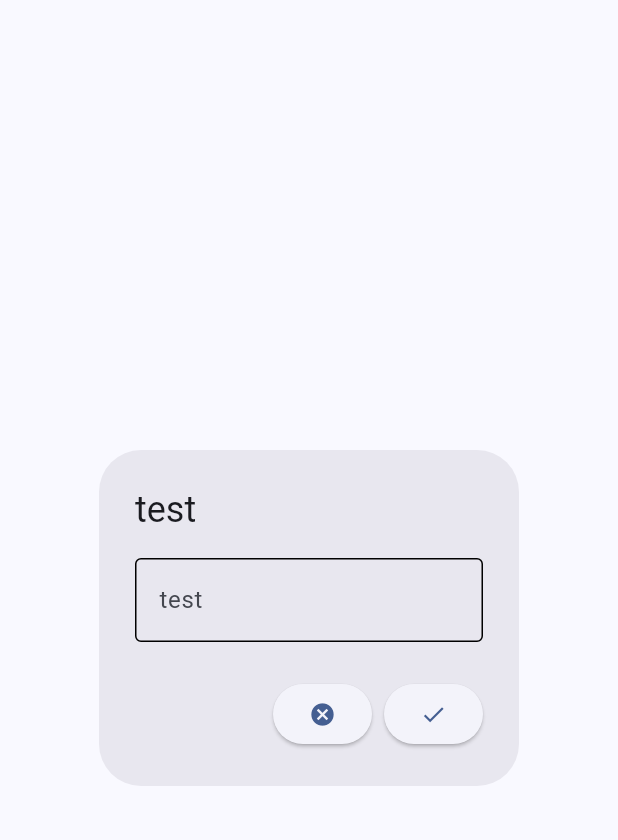
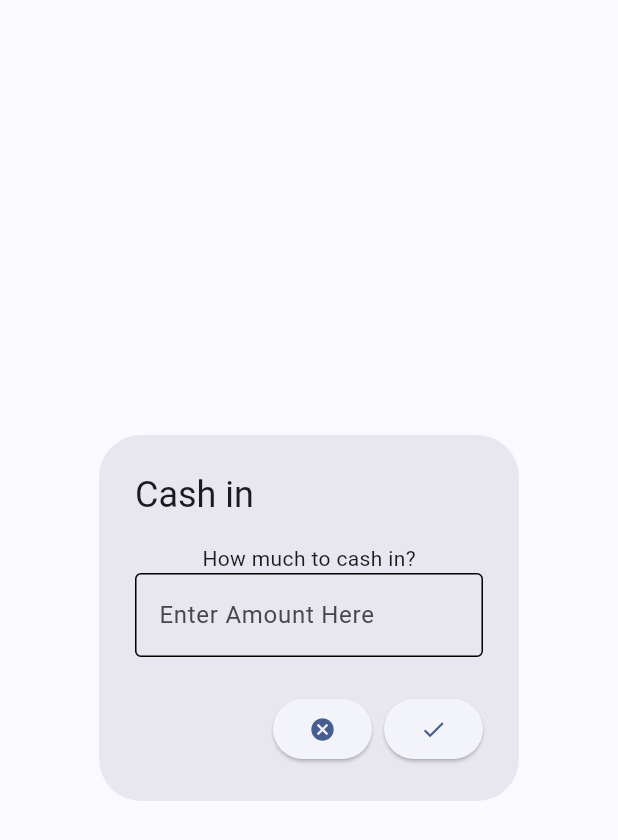
Before and after one commit to Wise-394/money_management, a Flutter app: the InputDialog widget shown alone on an empty page, opened directly, on a phone screen of 412 x 824 dp. Shown: the top 840 px of the screen. Run offline on Flutter 3.47's test engine with Material 2 defaults, Android fonts, the phone set to English and light mode, and no system bars.

```diff
--- a/lib/components/input_dialog.dart
+++ b/lib/components/input_dialog.dart
@@ -1,12 +1,15 @@
 import 'package:flutter/material.dart';
+import 'package:money_management/states/state.dart';
 
 class InputDialog extends StatefulWidget {
   final String dialogTitle;
   final String dialogHintText;
+  final String dialogTextBody;
   const InputDialog({
     super.key,
     required this.dialogTitle,
     required this.dialogHintText,
+    required this.dialogTextBody,
   });
 
   @override
@@ -21,6 +24,7 @@ class _InputDialog extends State<InputDialog> {
       content: Column(
         mainAxisSize: MainAxisSize.min,
         children: [
+          Text(widget.dialogTextBody),
           TextField(
             decoration: InputDecoration(
               enabledBorder: const OutlineInputBorder(borderSide: BorderSide()),
--- a/lib/logic/goal_sheet._logic.dart
+++ b/lib/logic/goal_sheet._logic.dart
@@ -18,7 +18,7 @@ class GoalSheetLogic {
     final TextEditingController goalTarget,
   ) {
     if (goalTitle.text.isNotEmpty && goalTarget.text.isNotEmpty) {
-      var goal = GoalEntity(goalTitle.text, double.parse(goalTarget.text));
+      var goal = GoalEntity(goalTitle.text, double.parse(goalTarget.text), 0.0);
       appState.addGoalToListState(goal);
     }
   }
@@ -31,8 +31,18 @@ class GoalSheetLogic {
     showDialog(
       context: context,
       builder: (BuildContext context) {
-        return const InputDialog(dialogTitle: 'test', dialogHintText: 'test');
+        return const InputDialog(
+          dialogTitle: 'Cash in',
+          dialogHintText: 'Enter Amount Here',
+          dialogTextBody: 'How much to cash in?',
+        );
       },
     );
   }
+
+  void onSaveCashIn(int index, double cashInAmount) {
+    if (cashInAmount != 0) {
+      appState.cashInState(index, cashInAmount);
+    }
+  }
 }
```
